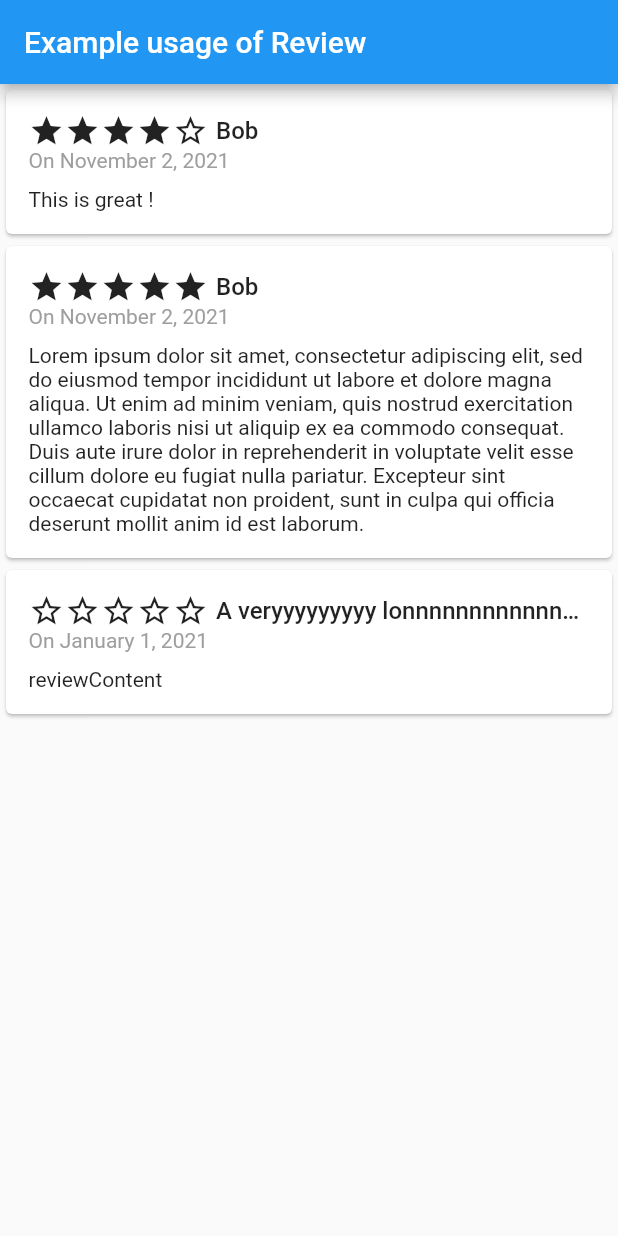
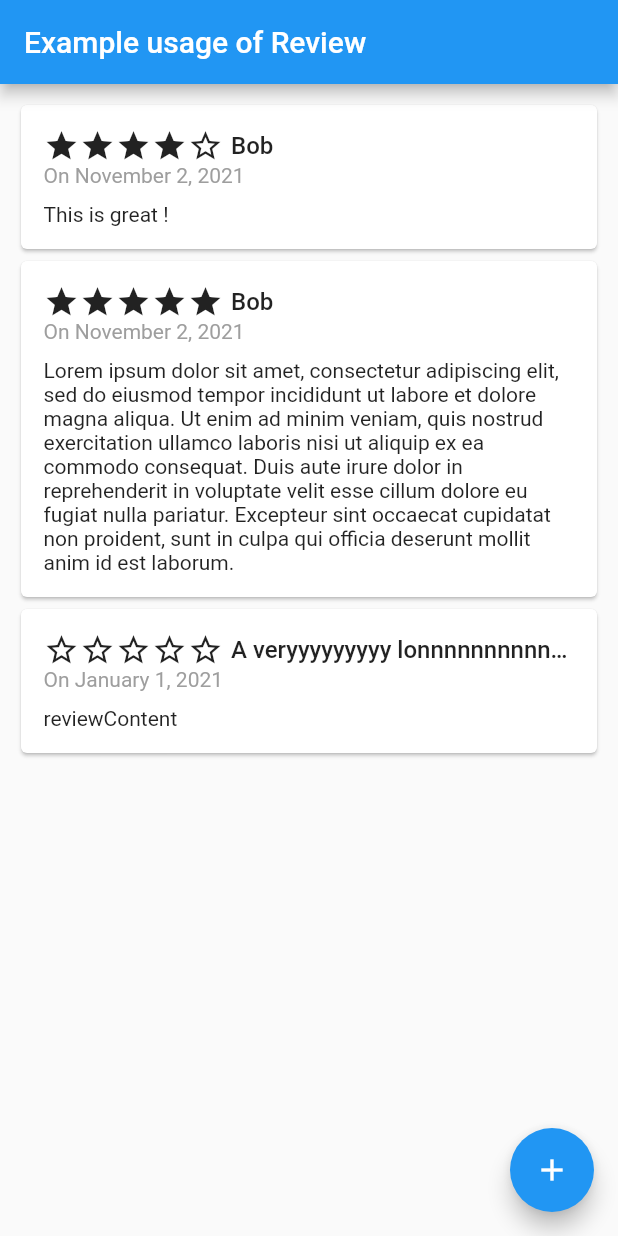
Before and after one commit to Aelerinya/flutter-review, a Flutter app: the screen it shows after launch, on a phone screen of 412 x 824 dp. Run offline on Flutter 3.47's test engine with Material 2 defaults, Android fonts, the phone set to English and light mode, and no system bars.

Commit message:
feat: Use ReviewForm in the example app

```diff
--- a/example/lib/main.dart
+++ b/example/lib/main.dart
@@ -1,7 +1,7 @@
 import 'package:flutter/material.dart';
 import 'package:review/review.dart';
 
-List<Review> get exampleReviews => [
+final List<Review> exampleReviews = [
   Review(
       reviewerName: "Bob",
       reviewContent: "This is great !",
@@ -14,8 +14,7 @@ List<Review> get exampleReviews => [
       mark: 5,
       date: DateTime.now()),
   Review(
-          reviewerName:
-              "A veryyyyyyyyy lonnnnnnnnnnnnnnnnnnnnnnng reviewerName",
+      reviewerName: "A veryyyyyyyyy lonnnnnnnnnnnnnnnnnnnnnnng reviewerName",
       reviewContent: "reviewContent",
       mark: 0,
       date: DateTime(2021, 01, 01))
@@ -39,8 +38,15 @@ class MyApp extends StatelessWidget {
   }
 }
 
-class Home extends StatelessWidget {
+class Home extends StatefulWidget {
   const Home({Key? key}) : super(key: key);
+
+  @override
+  _HomeState createState() => _HomeState();
+}
+
+class _HomeState extends State<Home> {
+  final List<Review> _reviews = exampleReviews;
 
   @override
   Widget build(BuildContext context) {
@@ -48,11 +54,23 @@ class Home extends StatelessWidget {
       appBar: AppBar(
         title: const Text("Example usage of Review"),
       ),
-      body: ListView(
+      body: Padding(
+          padding: const EdgeInsets.all(10),
+          child: ListView(
             children: exampleReviews
                 .map((review) => ReviewDisplay(review: review))
                 .toList(),
-      ),
+          )),
+      floatingActionButton: FloatingActionButton(
+          onPressed: () async {
+            final review = await showReviewForm(context);
+            if (review != null) {
+              setState(() {
+                _reviews.add(review);
+              });
+            }
+          },
+          child: const Icon(Icons.add)),
     );
   }
 }
```
Lines whose indentation alone changed are shown as unchanged.
